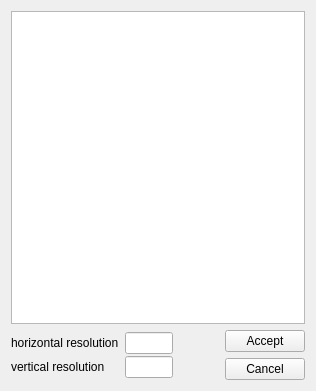
Before: the Qt Designer form ui/resolutioncalculator.ui in jonasstein/clip, drawn with Qt 5.
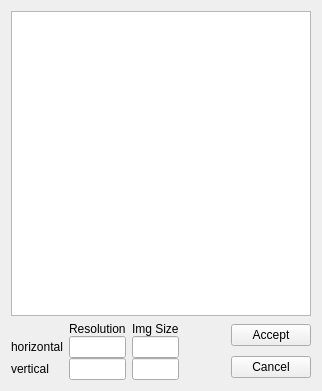
After: the same form once the commit is applied. Icons and pictures are not drawn.

```diff
--- a/ui/resolutioncalculator.ui
+++ b/ui/resolutioncalculator.ui
@@ -48,17 +48,17 @@
      <property name="verticalSpacing">
       <number>0</number>
      </property>
-     <item row="0" column="0" colspan="2">
+     <item row="1" column="0" colspan="2">
       <widget class="QLabel" name="label">
        <property name="text">
-        <string>horizontal resolution</string>
+        <string>horizontal</string>
        </property>
        <property name="buddy">
         <cstring>HResDisplay</cstring>
        </property>
       </widget>
      </item>
-     <item row="0" column="2">
+     <item row="1" column="2">
       <widget class="QLineEdit" name="HResDisplay">
        <property name="enabled">
         <bool>true</bool>
@@ -68,17 +68,17 @@
        </property>
       </widget>
      </item>
-     <item row="1" column="0" colspan="2">
+     <item row="2" column="0" colspan="2">
       <widget class="QLabel" name="label_2">
        <property name="text">
-        <string>vertical resolution</string>
+        <string>vertical</string>
        </property>
        <property name="buddy">
         <cstring>VResDisplay</cstring>
        </property>
       </widget>
      </item>
-     <item row="1" column="2">
+     <item row="2" column="2">
       <widget class="QLineEdit" name="VResDisplay">
        <property name="enabled">
         <bool>true</bool>
@@ -88,7 +88,7 @@
        </property>
       </widget>
      </item>
-     <item row="0" column="4" rowspan="2">
+     <item row="1" column="4" rowspan="2">
       <widget class="QPushButton" name="pushButton">
        <property name="sizePolicy">
         <sizepolicy hsizetype="Preferred" vsizetype="Preferred">
@@ -114,6 +114,40 @@
        </property>
       </widget>
      </item>
+     <item row="0" column="2">
+      <widget class="QLabel" name="label_3">
+       <property name="text">
+        <string>Resolution</string>
+       </property>
+      </widget>
+     </item>
+     <item row="1" column="3">
+      <widget class="QLineEdit" name="HSizeDisplay">
+       <property name="enabled">
+        <bool>true</bool>
+       </property>
+       <property name="readOnly">
+        <bool>true</bool>
+       </property>
+      </widget>
+     </item>
+     <item row="2" column="3">
+      <widget class="QLineEdit" name="VSizeDisplay">
+       <property name="enabled">
+        <bool>true</bool>
+       </property>
+       <property name="readOnly">
+        <bool>true</bool>
+       </property>
+      </widget>
+     </item>
+     <item row="0" column="3">
+      <widget class="QLabel" name="label_4">
+       <property name="text">
+        <string>Img Size</string>
+       </property>
+      </widget>
+     </item>
     </layout>
    </item>
    <item row="1" column="1">
```
